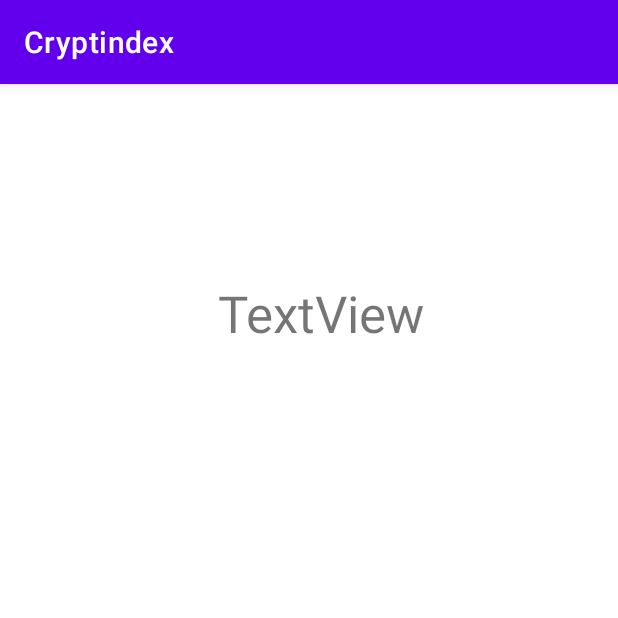
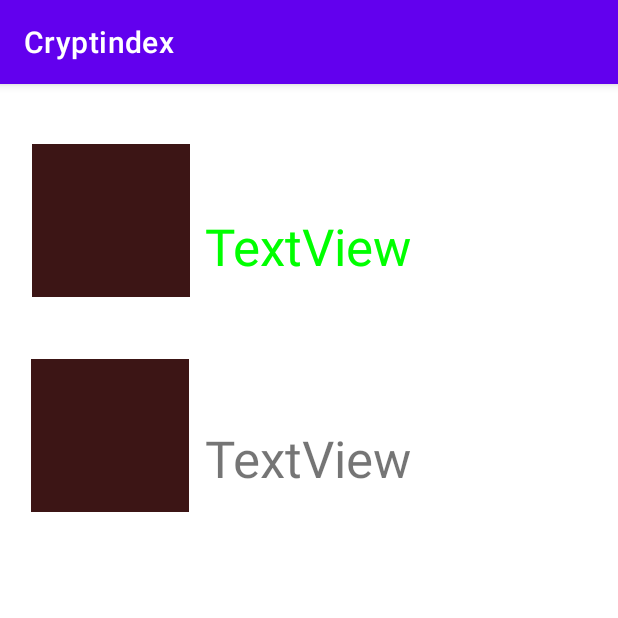
Before and after one commit to Brusadze/Cryptindex-Price-Receiver, an Android app: the screen it shows after launch (MainActivity), on a phone screen of 412 x 824 dp, the top half of it. Run offline under Robolectric (Android 15) with nearby library versions, the phone set to English and light mode, and no system bars; 1 statement that could not run was skipped.

Commit message:
price colors

```diff
--- a/app/build.gradle
+++ b/app/build.gradle
@@ -34,6 +34,7 @@ dependencies {
     implementation 'androidx.appcompat:appcompat:1.2.0'
     implementation 'com.google.android.material:material:1.3.0'
     implementation 'androidx.constraintlayout:constraintlayout:2.0.4'
+    implementation 'com.google.android.gms:play-services-maps:17.0.1'
     testImplementation 'junit:junit:4.+'
     implementation 'com.android.volley:volley:1.2.1'
     androidTestImplementation 'androidx.test.ext:junit:1.1.2'
--- a/app/src/main/java/com/example/cryptindex/MainActivity.java
+++ b/app/src/main/java/com/example/cryptindex/MainActivity.java
@@ -12,7 +12,11 @@ public class MainActivity extends AppCompatActivity {
     public static TextView data;
     public static TextView price;
 
-    private int mInterval = 5000; // 5 seconds by default, can be changed later
+    public static float oldPrice;
+    public static float newPrice;
+
+
+    private int mInterval = 3000; // 5 seconds by default, can be changed later
     private Handler mHandler;
 
     @Override
@@ -63,6 +67,8 @@ public class MainActivity extends AppCompatActivity {
         mInterval = 3000;
         fetchData receive = new fetchData();
         receive.execute();
+
+
     }
 
 } // MainAct
--- a/app/src/main/java/com/example/cryptindex/fetchData.java
+++ b/app/src/main/java/com/example/cryptindex/fetchData.java
@@ -1,6 +1,7 @@
 package com.example.cryptindex;
 
 
+import android.graphics.Color;
 import android.os.AsyncTask;
 import android.widget.TextView;
 
@@ -43,7 +44,7 @@ public  class fetchData extends AsyncTask<Void,Void,Void> {
 
             JSONObject object = new JSONObject(data);
             //GETTING FLOAT FROM JSON OBJECT
-            float x = BigDecimal.valueOf(object.getDouble("price")).floatValue();
+            this.x = BigDecimal.valueOf(object.getDouble("price")).floatValue();
             this.price = object.get("price").toString();
 
             System.out.println(object.get("symbol"));
@@ -66,5 +67,25 @@ public  class fetchData extends AsyncTask<Void,Void,Void> {
         super.onPostExecute(aVoid);
         MainActivity.data.setText(this.symbol);
         MainActivity.price.setText(this.price.substring(0,this.price.length() - 5));
+        MainActivity.oldPrice = this.x;
+       // wait(3000);
+        MainActivity.newPrice = this.x;
+        //NO LOGIC WORKING NOW
+        if(MainActivity.oldPrice < MainActivity.newPrice)
+            MainActivity.price.setTextColor(Color.RED);
+        else
+            MainActivity.price.setTextColor(Color.GREEN);
     }
+
+/*    public static void wait(int ms)         //WAITS ms Milliseconds to run next line
+    {
+        try
+        {
+            Thread.sleep(ms);
+        }
+        catch(InterruptedException ex)
+        {
+            Thread.currentThread().interrupt();
+        }
+    } */
 }
--- a/app/src/main/res/layout/activity_main.xml
+++ b/app/src/main/res/layout/activity_main.xml
@@ -14,9 +14,10 @@
         android:textSize="34sp"
         app:layout_constraintBottom_toBottomOf="parent"
         app:layout_constraintEnd_toEndOf="parent"
+        app:layout_constraintHorizontal_bias="0.498"
         app:layout_constraintStart_toStartOf="parent"
         app:layout_constraintTop_toTopOf="parent"
-        app:layout_constraintVertical_bias="0.100000024"
+        app:layout_constraintVertical_bias="0.052"
         tools:ignore="MissingConstraints" />
 
     <TextView
@@ -27,9 +28,62 @@
         android:textSize="34sp"
         app:layout_constraintBottom_toBottomOf="parent"
         app:layout_constraintEnd_toEndOf="parent"
-        app:layout_constraintHorizontal_bias="0.53"
+        app:layout_constraintHorizontal_bias="0.498"
         app:layout_constraintStart_toStartOf="parent"
         app:layout_constraintTop_toTopOf="parent"
-        app:layout_constraintVertical_bias="0.18" />
+        app:layout_constraintVertical_bias="0.118" />
+
+    <ImageView
+        android:id="@+id/imageView"
+        android:layout_width="105dp"
+        android:layout_height="102dp"
+        android:background="#3C1515"
+        app:layout_constraintBottom_toBottomOf="parent"
+        app:layout_constraintEnd_toEndOf="parent"
+        app:layout_constraintHorizontal_bias="0.07"
+        app:layout_constraintStart_toStartOf="parent"
+        app:layout_constraintTop_toTopOf="parent"
+        app:layout_constraintVertical_bias="0.060000002"
+         />
+
+    <TextView
+        android:id="@+id/textViewPrice2"
+        android:layout_width="wrap_content"
+        android:layout_height="wrap_content"
+        android:text="TextView"
+        android:textSize="34sp"
+        app:layout_constraintBottom_toBottomOf="parent"
+        app:layout_constraintEnd_toEndOf="parent"
+        app:layout_constraintHorizontal_bias="0.498"
+        app:layout_constraintStart_toStartOf="parent"
+        app:layout_constraintTop_toTopOf="parent"
+        app:layout_constraintVertical_bias="0.314" />
+
+    <TextView
+        android:id="@+id/text_view_result2"
+        android:layout_width="wrap_content"
+        android:layout_height="wrap_content"
+        android:textColor="@android:color/black"
+        android:textSize="34sp"
+        app:layout_constraintBottom_toBottomOf="parent"
+        app:layout_constraintEnd_toEndOf="parent"
+        app:layout_constraintHorizontal_bias="0.498"
+        app:layout_constraintStart_toStartOf="parent"
+        app:layout_constraintTop_toTopOf="parent"
+        app:layout_constraintVertical_bias="0.249"
+        tools:ignore="MissingConstraints" />
+
+    <ImageView
+        android:id="@+id/imageView2"
+        android:layout_width="105dp"
+        android:layout_height="102dp"
+        android:background="#3C1515"
+        app:layout_constraintBottom_toBottomOf="parent"
+        app:layout_constraintEnd_toEndOf="parent"
+        app:layout_constraintHorizontal_bias="0.068"
+        app:layout_constraintStart_toStartOf="parent"
+        app:layout_constraintTop_toTopOf="parent"
+        app:layout_constraintVertical_bias="0.275" />
+
 
 </androidx.constraintlayout.widget.ConstraintLayout>
```
